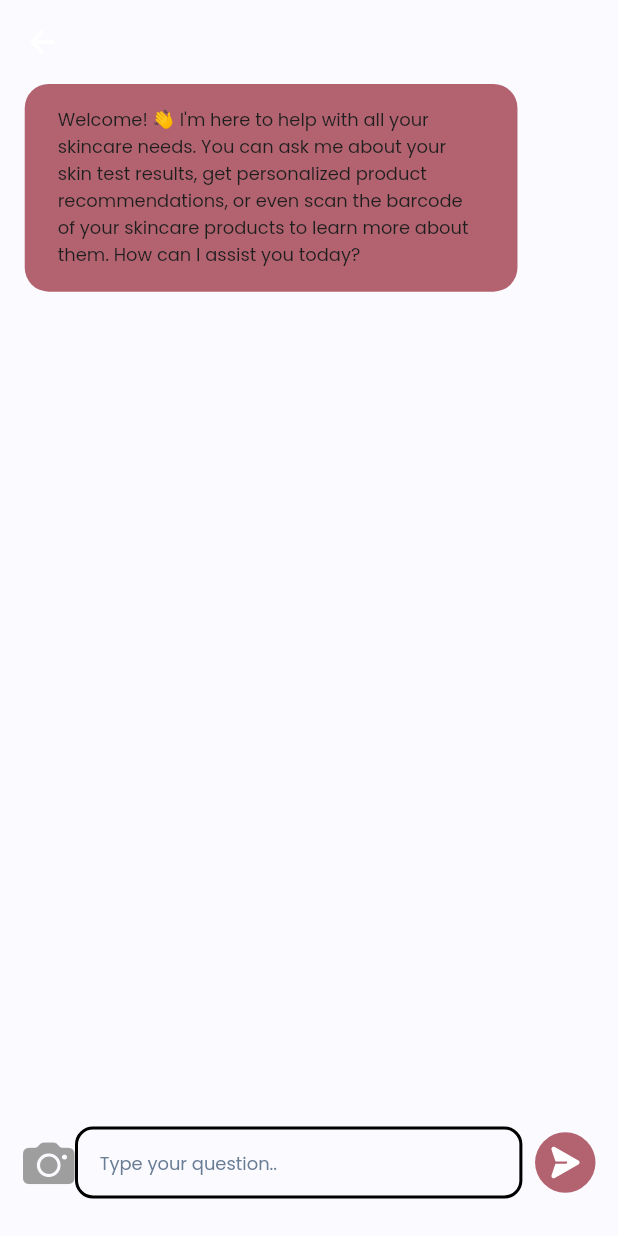
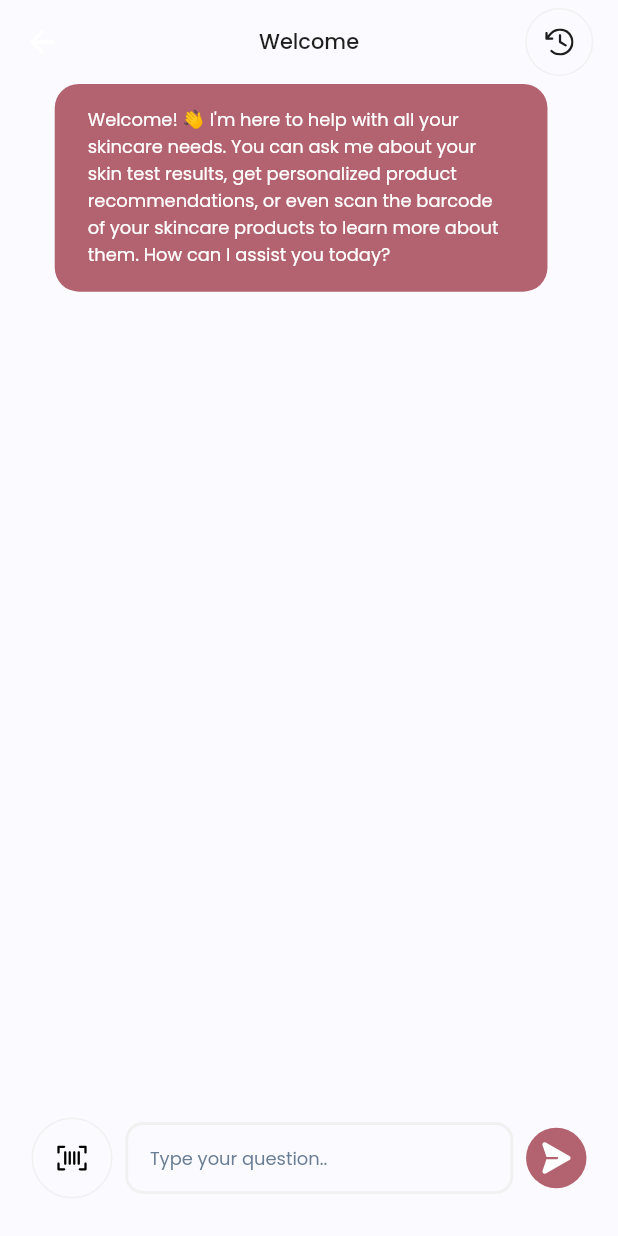
Before and after one commit to emeleonufavour/skeen, a Flutter app: the ChatBotView screen opened by its route, on a phone screen of 412 x 824 dp. Run offline on Flutter 3.47's test engine with Material 3 defaults, Android fonts, the phone set to English and light mode, and no system bars; our stand-ins replace extended_image, flutter_calendar_carousel, flutter_riverpod, flutter_svg, fpdart, get_it.

Commit message:
style(chat): Add border color to textfield

```diff
--- a/lib/src/app/skeen.dart
+++ b/lib/src/app/skeen.dart
@@ -1,6 +1,7 @@
 import 'package:flutter_riverpod/flutter_riverpod.dart';
 import 'package:myskin_flutterbytes/src/cores/cores.dart';
 import 'package:myskin_flutterbytes/src/features/features.dart';
+import 'package:myskin_flutterbytes/src/features/report/views/report_view.dart';
 
 class SkeenApp extends StatefulWidget {
   const SkeenApp({super.key});
@@ -24,6 +25,7 @@ class _SkeenAppState extends State<SkeenApp> {
         title: 'Skeen',
         debugShowCheckedModeBanner: false,
         initialRoute: NavBarView.route,
+        // initialRoute: ReportView.route,
         theme: AppTheme.lightTheme,
         onGenerateRoute: RouteGenerator.generateRoute,
         navigatorKey: navigatorKey,
--- a/lib/src/cores/constants/assets.dart
+++ b/lib/src/cores/constants/assets.dart
@@ -12,6 +12,8 @@ class Assets {
   static String report = _svgAsset('reports');
   static String sendIcon = _svgAsset('send_icon');
   static String scanFont = _svgAsset('scan_font');
+  static String arrowClock = _svgAsset('arrow_clock');
+  static String scanBarcode = _svgAsset('scan_barcode');
 
   static String faceCream = _pngAsset('face_cream');
   static String veggies = _pngAsset('veggies');
--- a/lib/src/cores/constants/palette.dart
+++ b/lib/src/cores/constants/palette.dart
@@ -5,6 +5,9 @@ class Palette {
   static const Color primaryColor = Color(0xffB36370);
   static const Color backgroundColor = Color(0xffFAFAFF);
   static const Color borderColor = Color(0xffF1F1F1);
+
+  static const Color lightGrey = Color(0xffF1F1F1);
+  static const Color grey = Color(0xff999999);
 
   static const Color transparent = Colors.transparent;
 
--- a/lib/src/cores/navigator/route_generator.dart
+++ b/lib/src/cores/navigator/route_generator.dart
@@ -5,6 +5,7 @@ import 'package:flutter/foundation.dart';
 import 'package:myskin_flutterbytes/src/cores/cores.dart';
 import 'package:myskin_flutterbytes/src/features/chat_bot/chat_bot_view.dart';
 import 'package:myskin_flutterbytes/src/features/features.dart';
+import 'package:myskin_flutterbytes/src/features/history/views/history_view.dart';
 import 'package:myskin_flutterbytes/src/features/skin_goal/views/skin_goal_view.dart';
 
 class RouteGenerator {
@@ -18,6 +19,9 @@ class RouteGenerator {
         return pageRoute(const SkinCareGoalView());
       case ChatBotView.route:
         return pageRoute(const ChatBotView());
+      case HistoryView.route:
+        return pageRoute(const HistoryView());
+
       default:
         return errorRoute();
     }
--- a/lib/src/features/chat_bot/chat_bot_view.dart
+++ b/lib/src/features/chat_bot/chat_bot_view.dart
@@ -1,3 +1,5 @@
+import 'package:flutter_svg/svg.dart';
+import 'package:myskin_flutterbytes/src/features/chat_bot/components/chat_app_bar.dart';
 import 'package:myskin_flutterbytes/src/features/chat_bot/widget/chat_text_field.dart';
 
 import '../../cores/cores.dart';
@@ -12,23 +14,21 @@ class ChatBotView extends StatelessWidget {
 
   @override
   Widget build(BuildContext context) {
-    return Scaffold(
-      appBar: AppBar(),
-      // appBar: SAppBar(
-      //   title: "Welcome",
-      //   actions: [
-      //     Padding(
-      //       padding: EdgeInsets.only(right: 15.w),
-      //       child: Container(
-      //           padding: EdgeInsets.all(12.h),
-      //           decoration: BoxDecoration(
-      //               border:
-      //                   Border.all(color: UIConstants.grey.withOpacity(0.2)),
-      //               shape: BoxShape.circle),
-      //           child: SvgPicture.asset(Assets.svg.arrowClock)),
-      //     ),
-      //   ],
-      // ),
+    return BaseScaffold(
+      appBar: ChatAppBar(
+        title: "Welcome",
+        actions: [
+          Padding(
+            padding: EdgeInsets.only(right: 15.w),
+            child: Container(
+                padding: EdgeInsets.all(kfsVeryTiny.h),
+                decoration: BoxDecoration(
+                    border: Border.all(color: Palette.lightGrey),
+                    shape: BoxShape.circle),
+                child: SvgPicture.asset(Assets.arrowClock)),
+          ),
+        ],
+      ),
       body: Column(children: [
         Align(
           alignment: Alignment.centerLeft,
@@ -43,13 +43,14 @@ class ChatBotView extends StatelessWidget {
               introText,
               fontSize: kfsVeryTiny,
               fontWeight: w400,
-              decorationColor: Colors.white,
+              textColor: Palette.white,
             ),
           ),
         ),
         ListView().expand(),
         const ChatTextField(),
       ]),
+      useSingleScroll: false,
     );
   }
 }
--- /dev/null
+++ b/lib/src/features/chat_bot/components/chat_app_bar.dart
@@ -0,0 +1,36 @@
+import 'package:myskin_flutterbytes/src/cores/cores.dart';
+
+class ChatAppBar extends StatelessWidget implements PreferredSizeWidget {
+  final String? title;
+  final double? toolBarHeight;
+  final bool? centerTitle;
+  final List<Widget> actions;
+  final Widget? leading;
+
+  const ChatAppBar(
+      {super.key,
+      required this.title,
+      this.toolBarHeight,
+      this.centerTitle,
+      this.leading,
+      this.actions = const []});
+
+  @override
+  Widget build(BuildContext context) {
+    return AppBar(
+      elevation: 0.0,
+      toolbarHeight: toolBarHeight,
+      leading: leading,
+      centerTitle: centerTitle ?? true,
+      title: TextWidget(
+        title ?? "",
+        fontWeight: w500,
+        fontSize: kfsTiny.sp,
+      ),
+      actions: actions,
+    );
+  }
+
+  @override
+  Size get preferredSize => const Size.fromHeight(kToolbarHeight);
+}
--- a/lib/src/features/chat_bot/widget/chat_text_field.dart
+++ b/lib/src/features/chat_bot/widget/chat_text_field.dart
@@ -1,6 +1,4 @@
-import 'package:flutter/cupertino.dart';
 import 'package:flutter_svg/svg.dart';
-
 import 'package:myskin_flutterbytes/src/cores/cores.dart';
 
 class ChatTextField extends StatelessWidget {
@@ -10,11 +8,12 @@ class ChatTextField extends StatelessWidget {
   Widget build(BuildContext context) {
     return Row(
       children: [
-        const Icon(
-          CupertinoIcons.camera_fill,
-          size: 35,
-          color: Colors.grey,
-        ),
+        Container(
+            padding: const EdgeInsets.all(kfsTiny),
+            decoration: BoxDecoration(
+                shape: BoxShape.circle,
+                border: Border.all(width: 1, color: Palette.lightGrey)),
+            child: SvgPicture.asset(Assets.scanBarcode)),
         Expanded(
           child: TextFormField(
             style: TextStyle(
@@ -33,17 +32,15 @@ class ChatTextField extends StatelessWidget {
               border: OutlineInputBorder(
                   borderRadius: BorderRadius.circular(12),
                   borderSide: const BorderSide(
-                    width: 2,
-                    style: BorderStyle.solid,
-                    // color: UIConstants.lightGrey
-                  )),
+                      width: 2,
+                      style: BorderStyle.solid,
+                      color: Palette.lightGrey)),
               enabledBorder: OutlineInputBorder(
                   borderRadius: BorderRadius.circular(12),
                   borderSide: const BorderSide(
-                    width: 2,
-                    style: BorderStyle.solid,
-                    // color: UIConstants.lightGrey
-                  )),
+                      width: 2,
+                      style: BorderStyle.solid,
+                      color: Palette.lightGrey)),
               focusedBorder: OutlineInputBorder(
                   borderRadius: BorderRadius.circular(12),
                   borderSide: BorderSide(
@@ -54,14 +51,13 @@ class ChatTextField extends StatelessWidget {
             ),
           ),
         ),
-        7.w.horizontalSpace,
         Container(
           padding: EdgeInsets.all(10.h),
           decoration: BoxDecoration(
               color: Theme.of(context).primaryColor, shape: BoxShape.circle),
           child: SvgPicture.asset(Assets.sendIcon),
         )
-      ],
-    ).padding(horizontal: 15, vertical: 25);
+      ].separate(7.w.horizontalSpace),
+    ).padding(horizontal: 1, vertical: 25);
   }
 }
--- a/lib/src/features/history/history_view.dart
+++ b/lib/src/features/history/views/history_view.dart
@@ -1,7 +1,9 @@
-import '../../cores/cores.dart';
+import '../../../cores/cores.dart';
 
 class HistoryView extends StatelessWidget {
   const HistoryView({super.key});
+
+  static const String route = "chat_history";
 
   @override
   Widget build(BuildContext context) {
--- a/lib/src/features/nav_bar/views/nav_bar_view.dart
+++ b/lib/src/features/nav_bar/views/nav_bar_view.dart
@@ -1,6 +1,8 @@
 import 'package:flutter_riverpod/flutter_riverpod.dart';
 import 'package:myskin_flutterbytes/src/cores/cores.dart';
+import 'package:myskin_flutterbytes/src/features/chat_bot/chat_bot_view.dart';
 import 'package:myskin_flutterbytes/src/features/features.dart';
+import 'package:myskin_flutterbytes/src/features/report/views/report_view.dart';
 
 class NavBarView extends ConsumerWidget {
   const NavBarView({super.key});
@@ -8,7 +10,7 @@ class NavBarView extends ConsumerWidget {
   static const String route = '/nav_bar';
   static final pages = [
     const HomeView(),
-    Container(color: Colors.red),
+    const ReportView(),
     Container(color: Colors.yellow),
     Container(color: Colors.blue),
     Container(color: Colors.purple),
@@ -61,11 +63,13 @@ class NavBarView extends ConsumerWidget {
               mainAxisAlignment: MainAxisAlignment.end,
               children: [
                 _Tile(
-                  isSelected: currentIndex == 3,
-                  image: Assets.chatBox,
-                  title: 'Chatbox',
-                  onTap: () => ref.read(navNotifier.notifier).setNavBarIndex(3),
-                ),
+                    isSelected: currentIndex == 3,
+                    image: Assets.chatBox,
+                    title: 'Chatbox',
+                    onTap: () {
+                      // ref.read(navNotifier.notifier).setNavBarIndex(3);
+                      goTo(ChatBotView.route);
+                    }),
                 const Spacer(),
                 _Tile(
                   isSelected: currentIndex == 4,
--- a/lib/src/features/report/views/report_view.dart
+++ b/lib/src/features/report/views/report_view.dart
@@ -28,12 +28,12 @@ class ReportView extends StatelessWidget {
                 children: [
                   const TextWidget(
                     "No skin test yet. Touch the \" ",
-                    decorationColor: Colors.grey,
+                    textColor: Palette.grey,
                   ),
                   SvgPicture.asset(Assets.scanFont),
                   const TextWidget(
                     " \" button",
-                    decorationColor: Colors.grey,
+                    textColor: Palette.grey,
                   ),
                 ],
               )
```
Also changed, not shown: assets/svg/scan_barcode.svg (added).
